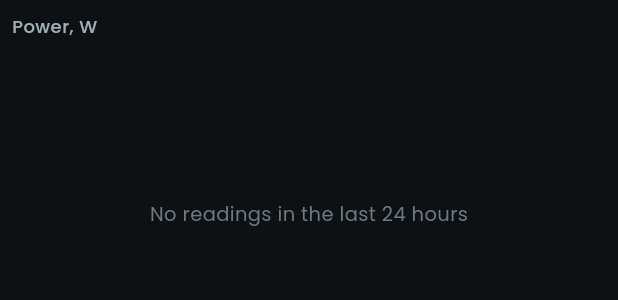
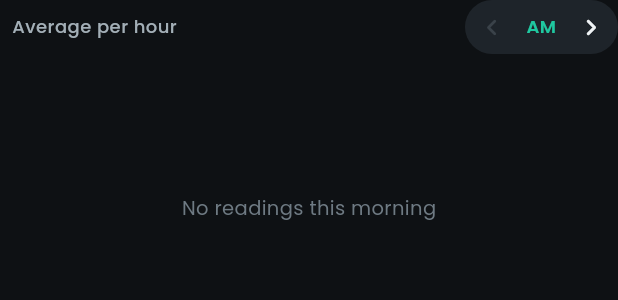
Before and after one commit to FOXSPEED99/BleuLand-Smart-Energy-Meter, a Flutter app: the PowerAreaChart widget shown alone on an empty page, opened directly with empty values, on a phone screen of 412 x 824 dp. Shown: the top 300 px of the screen. Run offline on Flutter 3.47's test engine with Material 3 defaults, Android fonts, the phone set to English and light mode, and no system bars; our stand-ins replace connectivity_plus, fl_chart, flutter_riverpod, go_router, shared_preferences, supabase_flutter; missing offline and left inert: esp_provisioning_ble, mobile_scanner, universal_ble; accounts and stored records are empty.

Commit message:
App: "Power today" chart in two halves, AM and PM, hours 1-12
Fox's design for the Home chart:
- Today hour by hour, in two pages of 12 hours: AM and PM. Swipe the
  chart or use the ‹ AM › switch in the title row; it opens on the half
  that "now" is in. Same scale on both halves.
- Every hour labelled under its point, 1 … 12 (the hour it ends on, like
  a clock face); the busiest / picked hour is white and bold, the current
  hour teal. The bubble says "1.47 kW · 1-2 PM". Tap an hour to move the
  bubble there, tap it again to go back to the busiest.
- No y-axis numbers or grid, just a baseline.
- Only today's hours, so yesterday's leftovers (the stray dot and the
  little line at the left) are gone; an hour with no neighbours shows as
  a dot only if it's above ~0 W.
- A half with nothing in it says so ("No readings this morning", "The
  afternoon hasn't started yet").
- Section renamed "Power today".

Co-Authored-By: Claude Opus 5.5 <noreply@anthropic.com>
Claude-Session: https://claude.ai/code/session_01NsT6JB7eLs6ZCwZyGvDf38

```diff
--- a/Bleu-Land/Smart-Energy-Meter/BleuLand-Energy-App/lib/features/home/home_screen.dart
+++ b/Bleu-Land/Smart-Energy-Meter/BleuLand-Energy-App/lib/features/home/home_screen.dart
@@ -222,7 +222,7 @@ class _DashboardState extends ConsumerState<_Dashboard>
             ),
           ),
           SectionHeader(
-            'Last 24 hours',
+            'Power today',
             trailing: TextButton(
               onPressed: () => context.go('/history'),
               child: const Text('History'),
--- a/Bleu-Land/Smart-Energy-Meter/BleuLand-Energy-App/lib/widgets/charts.dart
+++ b/Bleu-Land/Smart-Energy-Meter/BleuLand-Energy-App/lib/widgets/charts.dart
@@ -249,13 +249,6 @@ class _GlowDot extends FlDotPainter {
 
 const _powerLine = Color(0xFF3FD9B3); // a lighter teal for the line on dark
 
-/// One hour of the power chart: the average power (null = no readings).
-class _Hour {
-  const _Hour(this.start, this.w);
-  final DateTime start;
-  final double? w;
-}
-
 /// "6 AM", "12 PM".
 String _hourText(DateTime t) => DateFormat('h a').format(t);
 
@@ -267,10 +260,12 @@ String _hourRange(DateTime t) {
       : '${_hourText(t)}–${_hourText(end)}';
 }
 
-/// Power over the last 24 hours, one point per hour (the average of the
-/// meter's 5-minute records), as a soft area with a bubble. The bubble marks
-/// the busiest hour until you tap or slide; then it shows that hour and stays
-/// there after the finger lifts. ‹ › in the title row step one hour.
+/// Today's power, hour by hour (the average of the meter's 5-minute
+/// records), as a soft area with a bubble. Two halves of 12 hours, AM and
+/// PM: swipe the chart or use ‹ AM › in the title row. Each hour is labelled
+/// by the hour it ends on, 1 … 12, so a half reads like a clock face; the
+/// bubble spells it out ("1.2 kW · 8–9 AM"). It sits on the busiest hour of
+/// the half until you tap another one (tap it again to go back).
 class PowerAreaChart extends StatefulWidget {
   const PowerAreaChart({
     super.key,
@@ -287,128 +282,129 @@ class PowerAreaChart extends StatefulWidget {
 }
 
 class _PowerAreaChartState extends State<PowerAreaChart> {
-  DateTime? _picked; // the picked hour; survives new data
+  late int _half = _currentHalf; // 0 = AM, 1 = PM
+  late final PageController _pages = PageController(initialPage: _half);
+  int? _picked; // hour of today, 0..23
 
-  /// The last 24 hours, ending with the current one.
-  List<_Hour> _hours() {
-    final now = widget.now ?? DateTime.now();
-    DateTime hour(int back) =>
-        DateTime(now.year, now.month, now.day, now.hour - back);
-    final first = hour(23);
-    final sums = <DateTime, (double, int)>{};
-    for (final p in widget.points) {
-      final h = DateTime(p.ts.year, p.ts.month, p.ts.day, p.ts.hour);
-      if (h.isBefore(first) || h.isAfter(hour(0))) continue;
-      final s = sums[h] ?? (0.0, 0);
-      sums[h] = (s.$1 + p.avgW, s.$2 + 1);
-    }
-    return [
-      for (var i = 23; i >= 0; i--)
-        _Hour(
-          hour(i),
-          sums[hour(i)] == null ? null : sums[hour(i)]!.$1 / sums[hour(i)]!.$2,
-        ),
-    ];
+  DateTime get _now => widget.now ?? DateTime.now();
+  int get _currentHalf => _now.hour < 12 ? 0 : 1; // opens where "now" is
+
+  @override
+  void dispose() {
+    _pages.dispose();
+    super.dispose();
   }
 
-  /// The next hour with data in direction [dir] (-1 / +1), or null.
-  int? _step(List<_Hour> hours, int from, int dir) {
-    for (var i = from + dir; i >= 0 && i < hours.length; i += dir) {
-      if (hours[i].w != null) return i;
+  /// Today's 24 hours: [h] = average power from h:00 to h+1:00, null when
+  /// the meter recorded nothing then.
+  List<double?> _hours() {
+    final now = _now;
+    final sum = List<double>.filled(24, 0);
+    final n = List<int>.filled(24, 0);
+    for (final p in widget.points) {
+      // a record is stamped at the end of its 5 minutes
+      final t = p.ts.subtract(const Duration(minutes: 1));
+      if (t.year != now.year || t.month != now.month || t.day != now.day) {
+        continue;
       }
-    return null;
+      sum[t.hour] += p.avgW;
+      n[t.hour]++;
+    }
+    return [for (var h = 0; h < 24; h++) n[h] == 0 ? null : sum[h] / n[h]];
+  }
+
+  void _show(int half) {
+    if (half == _half) return;
+    setState(() {
+      _half = half;
+      _picked = null;
+    });
+    _pages.animateToPage(
+      half,
+      duration: const Duration(milliseconds: 300),
+      curve: Curves.easeOutCubic,
+    );
   }
 
   @override
   Widget build(BuildContext context) {
     final t = Theme.of(context).textTheme;
     final hours = _hours();
-    final withData = [
-      for (var i = 0; i < hours.length; i++)
-        if (hours[i].w != null) i,
-    ];
-    final p = hours.indexWhere((h) => h.start == _picked);
-    final picked = p < 0 || hours[p].w == null ? null : p;
-    final prev = picked == null ? null : _step(hours, picked, -1);
-    final next = picked == null ? null : _step(hours, picked, 1);
-
-    final top = withData.isEmpty
-        ? 0.0
-        : withData.map((i) => hours[i].w!).reduce(max);
-    final inKw = top >= 1000; // small homes read better in W
-    final scale = inKw ? 1000.0 : 1.0;
+    final values = hours.whereType<double>();
+    final top = values.isEmpty ? 0.0 : values.reduce(max);
 
     final header = Padding(
-      padding: const EdgeInsets.only(left: S.sm, bottom: S.md),
+      padding: const EdgeInsets.only(left: S.sm, bottom: S.sm),
       child: SizedBox(
         height: 36,
         child: Row(
           children: [
-            Text(
-              inKw ? 'Power, kW' : 'Power, W',
-              style: t.labelMedium?.copyWith(color: C.text2),
-            ),
+            Text('Average per hour', style: t.labelMedium?.copyWith(color: C.text2)),
             const Spacer(),
-            if (picked != null) ...[
-              _StepButton(
-                icon: Icons.chevron_left_rounded,
-                onStep: prev == null
-                    ? null
-                    : () => setState(() => _picked = hours[prev].start),
-              ),
-              _StepButton(
-                icon: Icons.chevron_right_rounded,
-                onStep: next == null
-                    ? null
-                    : () => setState(() => _picked = hours[next].start),
-              ),
-              SizedBox(
-                width: 40,
-                height: 36,
-                child: IconButton(
-                  padding: EdgeInsets.zero,
-                  iconSize: 18,
-                  tooltip: 'Back to the busiest hour',
-                  onPressed: () => setState(() => _picked = null),
-                  icon: const Icon(Icons.close_rounded, color: C.text3),
-                ),
-              ),
-            ],
+            _HalfSwitch(half: _half, onChanged: _show),
           ],
         ),
       ),
     );
 
-    if (withData.isEmpty) {
     return Column(
       crossAxisAlignment: CrossAxisAlignment.start,
       children: [
         header,
         SizedBox(
           height: widget.height,
-            child: Center(
-              child: Text(
-                'No readings in the last 24 hours',
-                style: _axisStyle.copyWith(fontSize: 13),
-              ),
+          child: PageView(
+            controller: _pages,
+            onPageChanged: (i) => setState(() {
+              _half = i;
+              _picked = null;
+            }),
+            children: [
+              for (final half in const [0, 1]) _page(half, hours, top),
+            ],
           ),
         ),
       ],
     );
   }
 
-    final peak = withData.reduce((a, b) => hours[b].w! > hours[a].w! ? b : a);
-    final axis = niceAxis(top / scale * 1.5); // room above for the bubble
-    final mark = picked ?? peak; // where the bubble sits
+  /// One half: 12 hours, labelled 1 … 12.
+  Widget _page(int half, List<double?> hours, double top) {
+    final first = half * 12;
+    final w = hours.sublist(first, first + 12);
+    final withData = [
+      for (var i = 0; i < 12; i++)
+        if (w[i] != null) i,
+    ];
+    final now = _now;
+    if (withData.isEmpty) {
+      final future = first > now.hour;
+      return Center(
+        child: Text(
+          future
+              ? 'The afternoon hasn\'t started yet'
+              : half == 0
+              ? 'No readings this morning'
+              : 'No readings this afternoon',
+          style: _axisStyle.copyWith(fontSize: 13),
+        ),
+      );
+    }
+
+    final day = DateTime(now.year, now.month, now.day);
+    final picked = _picked != null && _picked! ~/ 12 == half
+        ? _picked! - first
+        : null;
+    final mark =
+        picked ?? withData.reduce((a, b) => w[b]! > w[a]! ? b : a); // busiest
+    final scale = top >= 1000 ? 1000.0 : 1.0;
     bool alone(int i) =>
-        (i == 0 || hours[i - 1].w == null) &&
-        (i == hours.length - 1 || hours[i + 1].w == null);
+        (i == 0 || w[i - 1] == null) && (i == 11 || w[i + 1] == null);
+
     final bar = LineChartBarData(
       spots: [
-        for (var i = 0; i < hours.length; i++)
-          hours[i].w == null
-              ? FlSpot.nullSpot
-              : FlSpot(i.toDouble(), hours[i].w! / scale),
+        for (var i = 0; i < 12; i++)
+          w[i] == null ? FlSpot.nullSpot : FlSpot(i.toDouble(), w[i]! / scale),
       ],
       isCurved: true,
       curveSmoothness: 0.3,
@@ -416,11 +412,13 @@ class _PowerAreaChartState extends State<PowerAreaChart> {
       color: _powerLine,
       barWidth: 2.5,
       isStrokeCapRound: true,
-      // an hour with no neighbours has no line: show it as a dot
+      // an hour with no neighbours has no line to sit on: a dot (unless it's
+      // ~0 W, which would only look like a stray mark on the baseline)
       dotData: FlDotData(
-        checkToShowDot: (spot, _) => alone(spot.x.round()),
+        checkToShowDot: (spot, _) =>
+            alone(spot.x.round()) && w[spot.x.round()]! >= 1,
         getDotPainter: (_, _, _, _) =>
-            FlDotCirclePainter(radius: 3, color: _powerLine, strokeWidth: 0),
+            FlDotCirclePainter(radius: 3.5, color: _powerLine, strokeWidth: 0),
       ),
       belowBarData: BarAreaData(
         show: true,
@@ -429,59 +427,53 @@ class _PowerAreaChartState extends State<PowerAreaChart> {
           end: Alignment.bottomCenter,
           colors: [
             _powerLine.withValues(alpha: 0.45),
-            _powerLine.withValues(alpha: 0.04),
+            _powerLine.withValues(alpha: 0.03),
           ],
         ),
       ),
       showingIndicators: [mark],
     );
 
-    return Column(
-      crossAxisAlignment: CrossAxisAlignment.start,
-      children: [
-        header,
-        SizedBox(
-          height: widget.height,
-          child: LineChart(
+    return LineChart(
       LineChartData(
-              minX: 0,
-              maxX: hours.length - 1.0,
+        minX: -0.65, // room for the glow of the first / last hour
+        maxX: 11.65,
         minY: 0,
-              maxY: axis.max,
-              gridData: _grid(axis.step / 2),
-              borderData: FlBorderData(show: false),
+        maxY: max(top / scale, 1e-6) * 1.55, // room above for the bubble
+        gridData: const FlGridData(show: false),
+        borderData: FlBorderData(
+          show: true,
+          border: const Border(bottom: BorderSide(color: C.grid)),
+        ),
         titlesData: FlTitlesData(
           topTitles: const AxisTitles(),
           rightTitles: const AxisTitles(),
-                leftTitles: AxisTitles(
-                  sideTitles: SideTitles(
-                    showTitles: true,
-                    reservedSize: 34,
-                    interval: axis.step,
-                    getTitlesWidget: (v, meta) => SideTitleWidget(
-                      meta: meta,
-                      child: Text(_tick(v, axis.step), style: _axisStyle),
-                    ),
-                  ),
-                ),
+          leftTitles: const AxisTitles(),
           bottomTitles: AxisTitles(
             sideTitles: SideTitles(
               showTitles: true,
-                    reservedSize: 24,
+              reservedSize: 26,
               interval: 1,
               getTitlesWidget: (v, meta) {
                 final i = v.round();
-                      // 12 AM, 6 AM, 12 PM, 6 PM
-                      if (i < 0 ||
-                          i >= hours.length ||
-                          hours[i].start.hour % 6 != 0) {
+                if ((v - i).abs() > 0.01 || i < 0 || i > 11) {
                   return const SizedBox.shrink();
                 }
+                final current = first + i == now.hour;
                 return SideTitleWidget(
                   meta: meta,
                   child: Text(
-                          _hourText(hours[i].start),
-                          style: _axisStyle,
+                    '${i + 1}',
+                    style: _axisStyle.copyWith(
+                      color: i == mark
+                          ? C.text
+                          : current
+                          ? C.brand
+                          : C.text3,
+                      fontWeight: i == mark || current
+                          ? FontWeight.w600
+                          : FontWeight.w400,
+                    ),
                   ),
                 );
               },
@@ -489,26 +481,22 @@ class _PowerAreaChartState extends State<PowerAreaChart> {
           ),
         ),
         showingTooltipIndicators: [
-                ShowingTooltipIndicators([
-                  LineBarSpot(bar, 0, bar.spots[mark]),
-                ]),
+          ShowingTooltipIndicators([LineBarSpot(bar, 0, bar.spots[mark])]),
         ],
         lineTouchData: LineTouchData(
-                // our own handling: the bubble moves to the touched hour and stays
+          // our own handling: tap an hour to put the bubble there
           handleBuiltInTouches: false,
           touchSpotThreshold: double.infinity,
-                distanceCalculator: (touch, spot) =>
-                    (touch.dx - spot.dx).abs(), // nearest in time
+          distanceCalculator: (touch, spot) => (touch.dx - spot.dx).abs(),
           getTouchLineStart: (_, _) => 0,
           getTouchLineEnd: (bar, i) => bar.spots[i].y,
           touchCallback: (event, resp) {
-                  if (!event.isInterestedForInteractions) return;
+            if (event is! FlTapUpEvent) return;
             final hit = resp?.lineBarSpots;
             if (hit == null || hit.isEmpty) return;
-                  final h = hours[hit.first.spotIndex];
-                  if (h.w != null && h.start != _picked) {
-                    setState(() => _picked = h.start);
-                  }
+            final i = hit.first.spotIndex;
+            if (w[i] == null) return;
+            setState(() => _picked = picked == i ? null : first + i);
           },
           getTouchedSpotIndicator: (bar, idx) => [
             for (final _ in idx)
@@ -518,16 +506,12 @@ class _PowerAreaChartState extends State<PowerAreaChart> {
                   strokeWidth: 1.2,
                   dashArray: const [4, 4],
                 ),
-                      FlDotData(
-                        getDotPainter: (_, _, _, _) => const _GlowDot(),
-                      ),
+                FlDotData(getDotPainter: (_, _, _, _) => const _GlowDot()),
               ),
           ],
           touchTooltipData: LineTouchTooltipData(
             getTooltipColor: (_) => C.surface2,
-                  tooltipBorder: BorderSide(
-                    color: _powerLine.withValues(alpha: 0.5),
-                  ),
+            tooltipBorder: BorderSide(color: _powerLine.withValues(alpha: 0.5)),
             tooltipBorderRadius: BorderRadius.circular(10),
             tooltipPadding: const EdgeInsets.symmetric(
               horizontal: 12,
@@ -539,17 +523,18 @@ class _PowerAreaChartState extends State<PowerAreaChart> {
             getTooltipItems: (spots) => [
               for (final _ in spots)
                 LineTooltipItem(
-                        '${fmtPowerText(hours[mark].w!)}\n',
+                  '${fmtPowerText(w[mark]!)}\n',
                   const TextStyle(
                     fontFamily: 'Poppins',
-                          fontSize: 14,
+                    fontSize: 15,
                     fontWeight: FontWeight.w600,
                     color: C.text,
                   ),
                   children: [
                     TextSpan(
-                            text:
-                                '${picked == null ? 'Peak · ' : ''}${_hourRange(hours[mark].start)}',
+                      text: _hourRange(
+                        DateTime(day.year, day.month, day.day, first + mark),
+                      ),
                       style: const TextStyle(
                         fontFamily: 'Poppins',
                         fontSize: 11,
@@ -564,9 +549,56 @@ class _PowerAreaChartState extends State<PowerAreaChart> {
         lineBarsData: [bar],
       ),
       duration: const Duration(milliseconds: 250),
+    );
+  }
+}
+
+/// ‹ AM › — which half of the day the power chart shows.
+class _HalfSwitch extends StatelessWidget {
+  const _HalfSwitch({required this.half, required this.onChanged});
+  final int half; // 0 = AM, 1 = PM
+  final ValueChanged<int> onChanged;
+
+  @override
+  Widget build(BuildContext context) {
+    final t = Theme.of(context).textTheme;
+    Widget arrow(IconData icon, int to, bool enabled) => SizedBox(
+      width: 36,
+      height: 36,
+      child: IconButton(
+        padding: EdgeInsets.zero,
+        iconSize: 22,
+        onPressed: enabled ? () => onChanged(to) : null,
+        icon: Icon(icon, color: enabled ? C.text : C.text3.withValues(alpha: 0.35)),
+      ),
+    );
+    return Container(
+      decoration: BoxDecoration(
+        color: C.surface2,
+        borderRadius: BorderRadius.circular(99),
+      ),
+      child: Row(
+        mainAxisSize: MainAxisSize.min,
+        children: [
+          arrow(Icons.chevron_left_rounded, 0, half == 1),
+          AnimatedSwitcher(
+            duration: const Duration(milliseconds: 200),
+            child: SizedBox(
+              key: ValueKey(half),
+              width: 30,
+              child: Text(
+                half == 0 ? 'AM' : 'PM',
+                textAlign: TextAlign.center,
+                style: t.labelMedium?.copyWith(
+                  color: C.brand,
+                  fontWeight: FontWeight.w600,
                 ),
               ),
+            ),
+          ),
+          arrow(Icons.chevron_right_rounded, 1, half == 0),
         ],
+      ),
     );
   }
 }
```
Also changed, not shown: 1 other file. Lines whose indentation alone changed are shown as unchanged.
